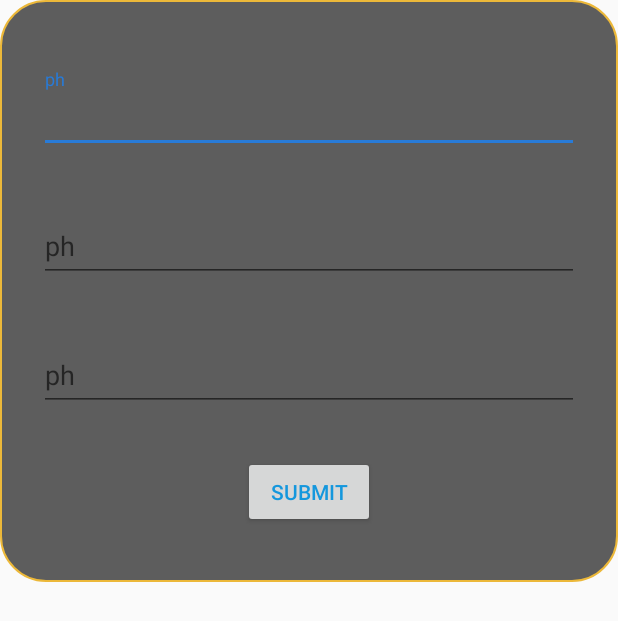
After one commit to Reagaz/2019-G-teborg-Kodkn-ckarg-nget, an Android app: the layout addTestPopup.xml on its own in the app's theme, with its tools: preview values and no code run, on a phone screen of 412 x 824 dp. The commit adds this screen. Shown: the top 621 px of the screen. Run offline under Robolectric (Android 15) with nearby library versions, the phone set to English and light mode, and no system bars.

Commit message:
here you are

```diff
--- a/app/src/debug/res/values/google_maps_api.xml
+++ b/app/src/debug/res/values/google_maps_api.xml
@@ -20,5 +20,5 @@
     Once you have your key (it starts with "AIza"), replace the "google_maps_key"
     string in this file.
     -->
-    <string name="google_maps_key" templateMergeStrategy="preserve" translatable="false">AIzaSyD9_aBLW0NH50JR-ZLQG0O3uppBprdmvmk</string>
+    <string name="google_maps_key" templateMergeStrategy="preserve" translatable="false">AIzaSyD6xYEZaNhxG1BGnnaoMbW4dg5IkewoZZI</string>
 </resources>
--- a/app/src/main/res/layout/activity_maps.xml
+++ b/app/src/main/res/layout/activity_maps.xml
@@ -9,6 +9,7 @@
     android:orientation="vertical"
     tools:context=".MapsActivity">
 
+
     <fragment xmlns:android="http://schemas.android.com/apk/res/android"
         xmlns:map="http://schemas.android.com/apk/res-auto"
         xmlns:tools="http://schemas.android.com/tools"
@@ -16,6 +17,7 @@
         android:name="com.google.android.gms.maps.SupportMapFragment"
         android:layout_width="match_parent"
         android:layout_height="match_parent" />
+
 
     <android.support.design.widget.NavigationView
         android:id="@+id/nav_view_google"
@@ -27,4 +29,5 @@
         app:headerLayout="@layout/nav_header"
         app:menu="@menu/drawer_menu" />
 
+
 </android.support.v4.widget.DrawerLayout>
--- /dev/null
+++ b/app/src/main/res/layout/addTestPopup.xml
@@ -0,0 +1,90 @@
+<?xml version="1.0" encoding="utf-8"?>
+<RelativeLayout xmlns:android="http://schemas.android.com/apk/res/android"
+    xmlns:tools="http://schemas.android.com/tools"
+    android:id="@+id/add_bar_popUp"
+    android:layout_width="wrap_content"
+    android:layout_height="wrap_content"
+    android:background="@layout/rounded_corners"
+    android:paddingLeft="16dp"
+    android:paddingTop="16dp"
+    android:paddingRight="16dp"
+    android:paddingBottom="16dp"
+    tools:context=".MapsActivity">
+
+    <android.support.design.widget.TextInputLayout
+        android:id="@+id/line1"
+        android:layout_width="385dp"
+        android:layout_height="wrap_content"
+        android:layout_marginLeft="10dp"
+        android:layout_marginTop="30dp"
+        android:layout_marginRight="10dp"
+        tools:layout_editor_absoluteX="8dp"
+        tools:layout_editor_absoluteY="222dp">
+
+        <android.support.design.widget.TextInputEditText
+            android:id="@+id/barName"
+            android:layout_width="match_parent"
+            android:layout_height="wrap_content"
+            android:hint="ph"
+            android:imeOptions="actionNext"
+            android:inputType="text"
+            android:maxLines="1" />
+
+
+    </android.support.design.widget.TextInputLayout>
+
+    <android.support.design.widget.TextInputLayout
+        android:id="@+id/line2"
+        android:layout_width="385dp"
+        android:layout_height="wrap_content"
+        android:layout_below="@+id/line1"
+        android:layout_marginLeft="10dp"
+        android:layout_marginTop="30dp"
+        android:layout_marginRight="10dp"
+        tools:layout_editor_absoluteX="8dp"
+        tools:layout_editor_absoluteY="222dp">
+
+        <android.support.design.widget.TextInputEditText
+            android:id="@+id/beerName"
+            android:layout_width="match_parent"
+            android:layout_height="wrap_content"
+            android:hint="ph"
+            android:inputType="text"
+            android:maxLines="1" />
+
+    </android.support.design.widget.TextInputLayout>
+
+    <android.support.design.widget.TextInputLayout
+        android:id="@+id/line3"
+        android:layout_width="385dp"
+        android:layout_height="wrap_content"
+        android:layout_below="@+id/line2"
+        android:layout_marginLeft="10dp"
+        android:layout_marginTop="30dp"
+        android:layout_marginRight="10dp"
+        tools:layout_editor_absoluteX="8dp"
+        tools:layout_editor_absoluteY="222dp">
+
+        <android.support.design.widget.TextInputEditText
+            android:id="@+id/beerPrice"
+            android:layout_width="match_parent"
+            android:layout_height="wrap_content"
+            android:hint="ph"
+            android:inputType="text"
+            android:maxLines="1" />
+
+    </android.support.design.widget.TextInputLayout>
+    <Button
+        android:id="@+id/submitBtn"
+        android:layout_width="wrap_content"
+        android:layout_height="wrap_content"
+        android:layout_below="@+id/line3"
+        android:layout_centerHorizontal="true"
+        android:layout_marginTop="30dp"
+        android:layout_marginBottom="20dp"
+        android:text="submit"
+        android:textColor="@color/colorPrimary" />
+
+
+
+</RelativeLayout>
--- a/app/src/main/res/layout/nav_header.xml
+++ b/app/src/main/res/layout/nav_header.xml
@@ -14,7 +14,7 @@
         android:layout_gravity="center"
         android:layout_marginTop="25dp"
         android:layout_marginBottom="15dp"
-        android:background="@color/colorAccent" />
+        android:background="@drawable/man" />
 
     <LinearLayout
         android:layout_width="match_parent"
--- a/app/src/main/res/values/colors.xml
+++ b/app/src/main/res/values/colors.xml
@@ -1,6 +1,6 @@
 <?xml version="1.0" encoding="utf-8"?>
 <resources>
-    <color name="colorPrimary">#008577</color>
-    <color name="colorPrimaryDark">#00574B</color>
-    <color name="colorAccent">#D81B60</color>
+    <color name="colorPrimary">#1497DD</color>
+    <color name="colorPrimaryDark">#228DB8</color>
+    <color name="colorAccent">#287BD8</color>
 </resources>
--- /dev/null
+++ b/app/src/main/res/values/dimens.xml
@@ -0,0 +1,4 @@
+<?xml version="1.0" encoding="utf-8"?>
+<resources>
+    <dimen name="dimen">16dp</dimen>
+</resources>
--- a/app/src/main/res/values/strings.xml
+++ b/app/src/main/res/values/strings.xml
@@ -1,4 +1,6 @@
 <resources>
     <string name="app_name">watermark</string>
     <string name="title_activity_maps">Map</string>
+    <string name="close">Close</string>
+    <string name="open">Open</string>
 </resources>
--- a/build.gradle
+++ b/build.gradle
@@ -7,7 +7,7 @@ buildscript {
         jcenter()
     }
     dependencies {
-        classpath 'com.android.tools.build:gradle:3.2.1'
+        classpath 'com.android.tools.build:gradle:3.4.1'
 
 
         // NOTE: Do not place your application dependencies here; they belong
```
Also changed, not shown: app/src/main/java/com/adamk/watermark/MapsActivity.java (+112 -2 lines), app/src/main/res/layout/rounded_corners.xml (added, +18 -0 lines), app/src/main/res/drawable/man.png (added), app/src/main/res/drawable/water.png (added), gradle/wrapper/gradle-wrapper.properties.
